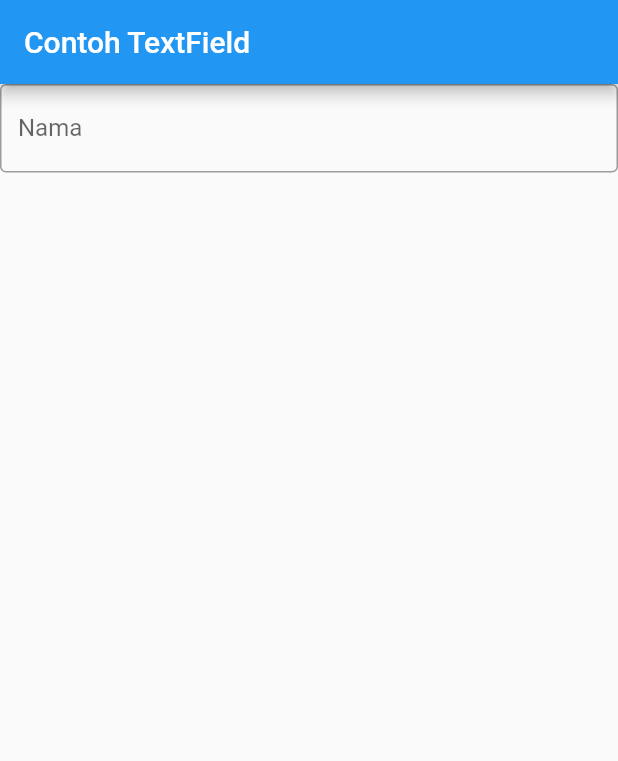
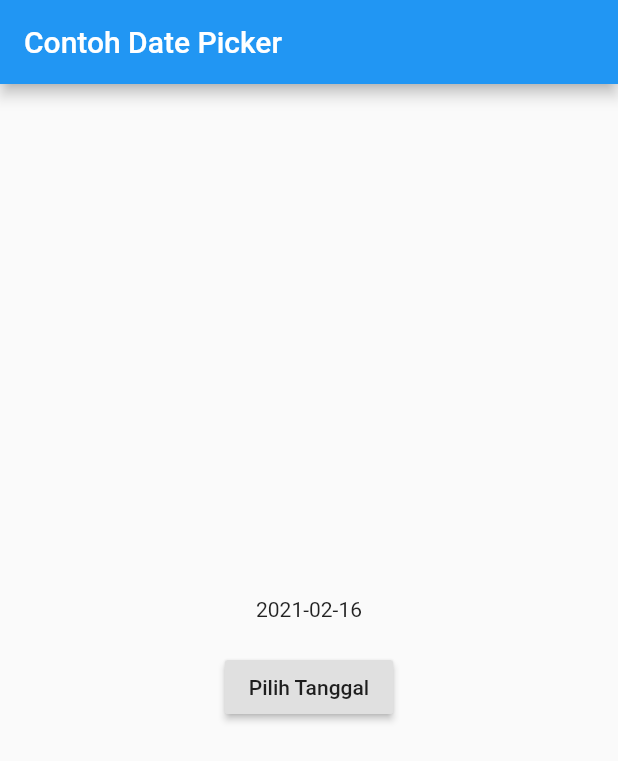
Before and after one commit to polinema-mobile/praktikum-02-layout-web-bola-DianaEstifadah, a Flutter app: the screen it shows after launch, on a phone screen of 412 x 824 dp. Shown: the top 761 px of the screen. Run offline on Flutter 3.47's test engine with Material 2 defaults, Android fonts, the light colour scheme and no system bars.

Commit message:
Pratikum Date and Time Pickers

```diff
--- a/lib/main.dart
+++ b/lib/main.dart
@@ -1,4 +1,4 @@
-import 'package:flutter/cupertino.dart';
+import 'dart:async';
 import 'package:flutter/material.dart';
 
 void main() => runApp(MyApp());
@@ -7,14 +7,61 @@
   @override
   Widget build(BuildContext context) {
     return MaterialApp(
-      home: Scaffold(
-        appBar: AppBar(title: Text("Contoh TextField")),
-        body: TextField(
-          obscureText: false,
-          decoration: InputDecoration(
-            border: OutlineInputBorder(),
-            labelText: 'Nama',
-          ),
+      title: 'Contoh Date Picker',
+      home: MyHomePage(title: 'Contoh Date Picker'),
+    );
+  }
+}
+
+class MyHomePage extends StatefulWidget {
+  MyHomePage({Key key, this.title}) : super(key: key);
+
+  final String title;
+
+  @override
+  _MyHomePageState createState() => _MyHomePageState();
+}
+
+class _MyHomePageState extends State<MyHomePage> {
+  // Variable/State untuk mengambil tanggal
+  DateTime selectedDate = DateTime.now();
+
+//  Initial SelectDate FLutter
+  Future<Null> _selectDate(BuildContext context) async {
+    // Initial DateTime FIinal Picked
+    final DateTime picked = await showDatePicker(
+        context: context,
+        initialDate: selectedDate,
+        firstDate: DateTime(2015, 8),
+        lastDate: DateTime(2101));
+    if (picked != null && picked != selectedDate)
+      setState(() {
+        selectedDate = picked;
+      });
+  }
+
+  @override
+  Widget build(BuildContext context) {
+    return Scaffold(
+      appBar: AppBar(
+        title: Text(widget.title),
+      ),
+      body: Center(
+        child: Column(
+          mainAxisSize: MainAxisSize.min,
+          children: <Widget>[
+            Text("${selectedDate.toLocal()}".split(' ')[0]),
+            SizedBox(
+              height: 20.0,
+            ),
+            RaisedButton(
+              onPressed: () => {
+                _selectDate(context),
+                print(selectedDate.day + selectedDate.month + selectedDate.year)
+              },
+              child: Text('Pilih Tanggal'),
+            ),
+          ],
         ),
       ),
     );
```
